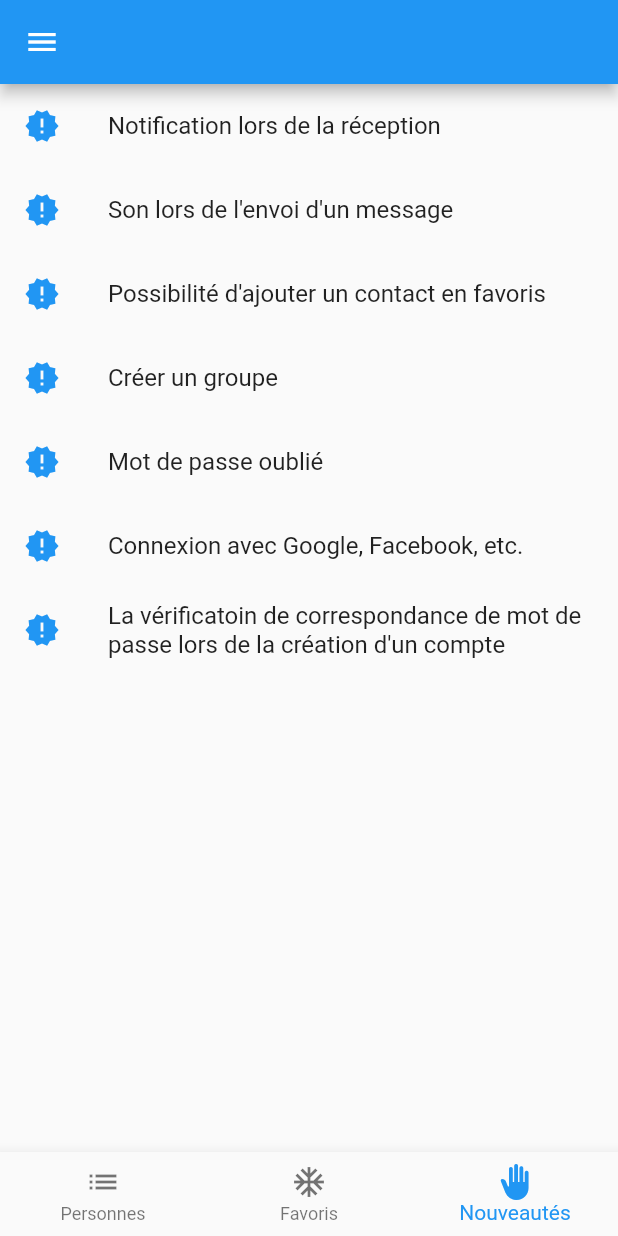
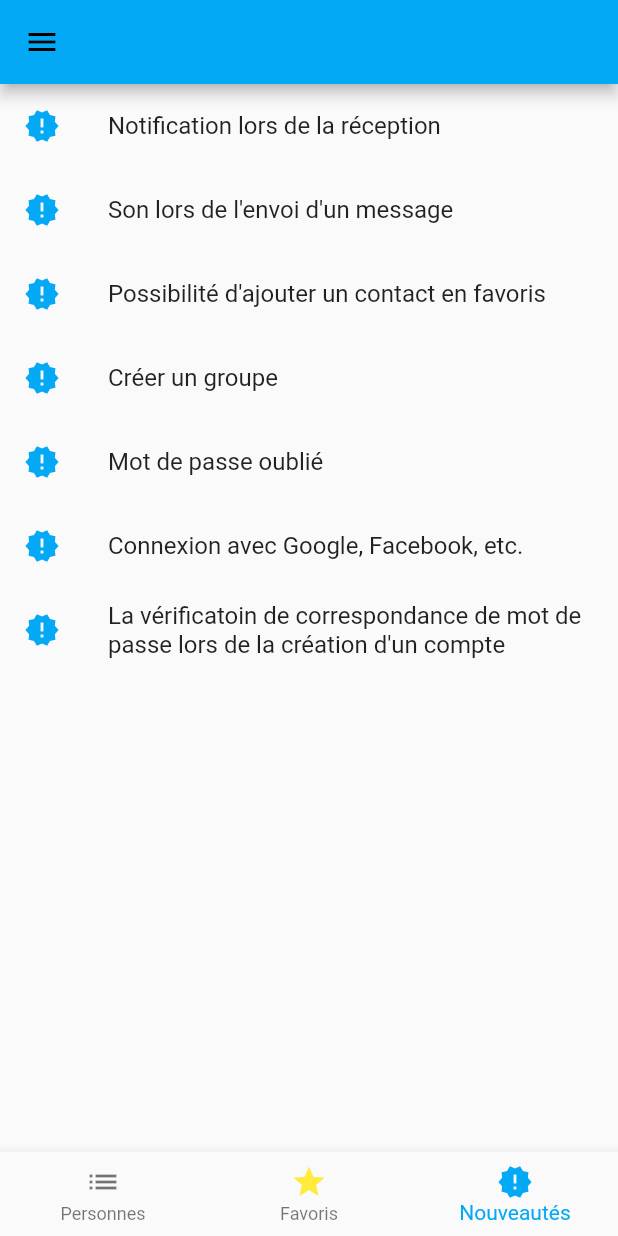
Before and after one commit to jimmy-martin/flutter-chat, a Flutter app: the DashBoard screen opened directly with empty values, swiped to page 3, on a phone screen of 412 x 824 dp. Run offline on Flutter 3.47's test engine with Material 2 defaults, Android fonts, the phone set to English and light mode, and no system bars; our stand-ins replace cloud_firestore, file_picker, firebase_auth, firebase_core, firebase_storage, lottie and 1 more; accounts and stored records are empty; network calls fail.

Commit message:
Update defaultColor and icons

```diff
--- a/lib/globals.dart
+++ b/lib/globals.dart
@@ -3,5 +3,5 @@ import 'package:flutter_chat/models/customer.dart';
 
 Customer myUser = Customer.empty();
 
-const MaterialColor defaultColor = Colors.blue;
+const MaterialColor defaultColor = Colors.lightBlue;
 String defaultImage = "https://firebasestorage.googleapis.com/v0/b/flutter-chat-ceba1.appspot.com/o/user.png?alt=media&token=25a33732-7a17-4fc8-8848-8ae2c7117108";
--- a/lib/main.dart
+++ b/lib/main.dart
@@ -122,11 +122,11 @@ class _HomePageState extends State<HomePage> {
           children: const [
             Padding(
               padding: EdgeInsets.all(8.0),
-              child: Text("Connexion"),
+              child: Text("Connexion", style: TextStyle(color: defaultColor)),
             ),
             Padding(
               padding: EdgeInsets.all(8.0),
-              child: Text("Inscription"),
+              child: Text("Inscription", style: TextStyle(color: defaultColor)),
             ),
           ],
         ),
@@ -186,7 +186,7 @@ class _HomePageState extends State<HomePage> {
         ElevatedButton(
           style: ElevatedButton.styleFrom(
             foregroundColor: Colors.white,
-            backgroundColor: Colors.blue,
+            backgroundColor: defaultColor,
             shape: RoundedRectangleBorder(
               borderRadius: BorderRadius.circular(10),
             ),
--- a/lib/widgets/dashboard.dart
+++ b/lib/widgets/dashboard.dart
@@ -44,9 +44,9 @@ class _DashBoardState extends State<DashBoard> {
         items: const [
           BottomNavigationBarItem(icon: Icon(Icons.list), label: "Personnes"),
           BottomNavigationBarItem(
-              icon: Icon(Icons.ac_unit_outlined), label: "Favoris"),
+              icon: Icon(Icons.star, color: Colors.yellow), label: "Favoris"),
           BottomNavigationBarItem(
-              icon: Icon(Icons.back_hand), label: "Nouveautés"),
+              icon: Icon(Icons.new_releases), label: "Nouveautés"),
         ],
       ),
     );
--- a/lib/widgets/new_features_list.dart
+++ b/lib/widgets/new_features_list.dart
@@ -1,4 +1,5 @@
 import 'package:flutter/material.dart';
+import 'package:flutter_chat/globals.dart';
 
 class NewFeaturesList extends StatefulWidget {
   const NewFeaturesList({Key? key}) : super(key: key);
@@ -24,7 +25,7 @@ class _NewFeaturesListState extends State<NewFeaturesList> {
       itemCount: _newFeatures.length,
       itemBuilder: (context, index) {
         return ListTile(
-          leading: const Icon(Icons.new_releases, color: Colors.blue),
+          leading: const Icon(Icons.new_releases, color: defaultColor),
           title: Text(_newFeatures[index]),
         );
       },
```
